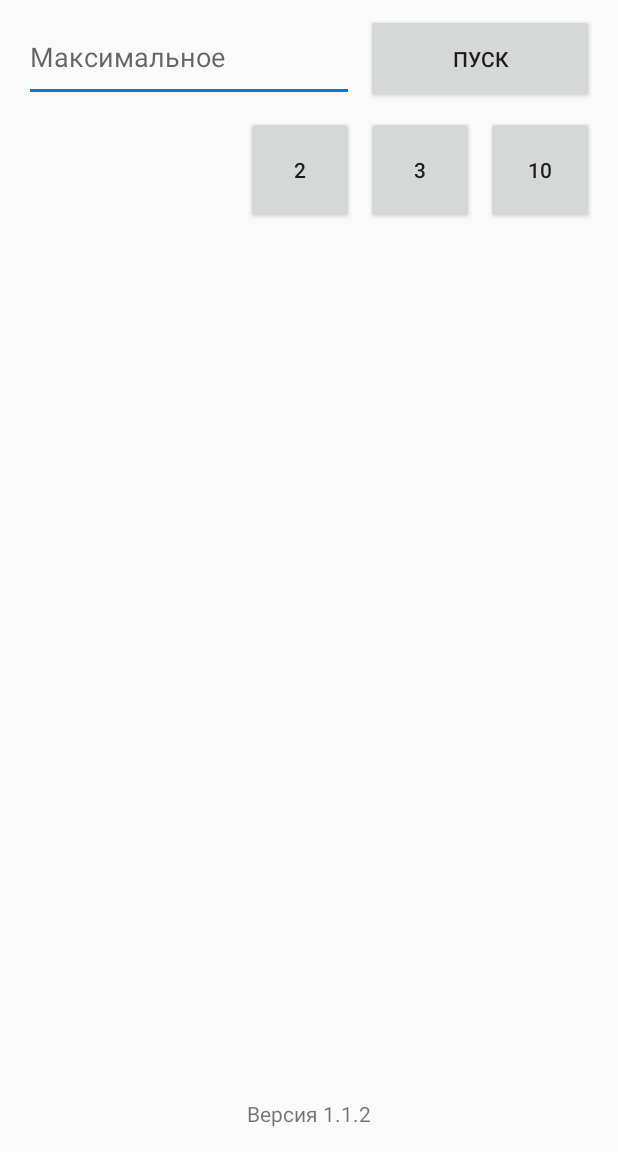
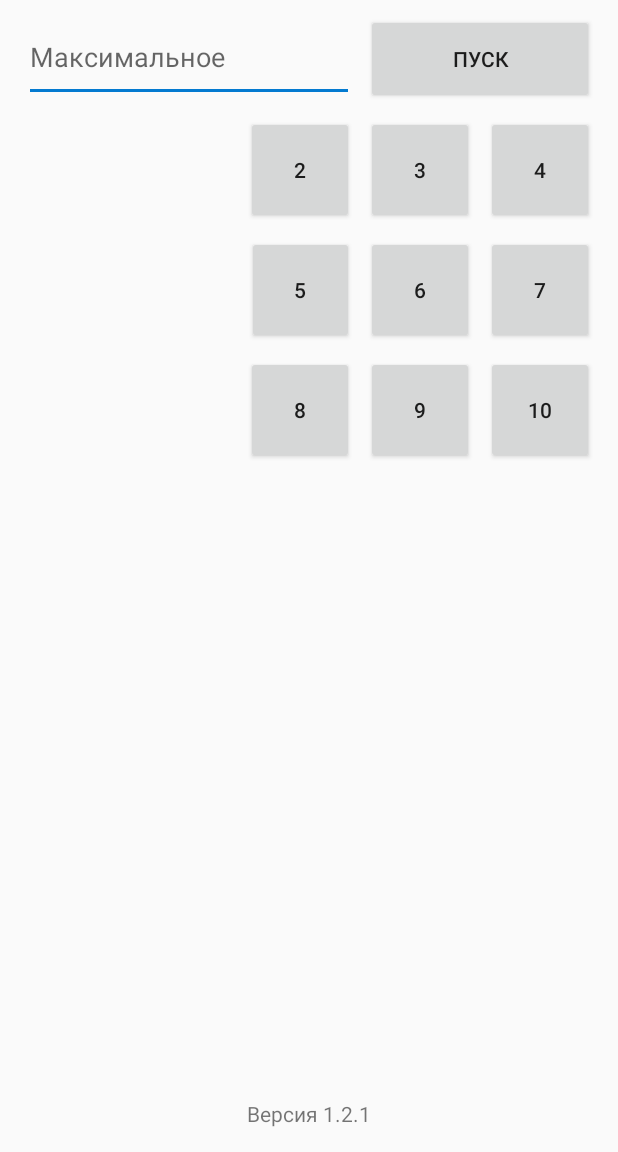
Before and after one commit to Kycko/kyckoRandomizer, an Android app: the screen it shows after launch (MainActivity), on a phone screen of 412 x 824 dp, the part 84-1236 px from its top. Run offline under Robolectric (Android 15) with nearby library versions, the phone set to English and light mode, and no system bars.

Commit message:
intRandomizer now contains all buttons from 2 to 10

```diff
--- a/app/src/main/java/com/github/kycko/kyckorandomizer/MainActivity.java
+++ b/app/src/main/java/com/github/kycko/kyckorandomizer/MainActivity.java
@@ -77,12 +77,8 @@ public class MainActivity extends AppCompatActivity {
                 Toast.LENGTH_SHORT
         ).show();
     }
-    public void button2Pressed (View view) {extractButtonText(R.id.button2);}
-    public void button3Pressed (View view) {extractButtonText(R.id.button3);}
-    public void button10Pressed(View view) {extractButtonText(R.id.button10);}
-
-    private void extractButtonText(int ID) {
-        final Button reqWidget = findViewById(ID);
+    public void NumButtonPressed (View view) {
+        final Button reqWidget = findViewById(view.getId());
         launchIntAndCubeRandomizer(reqWidget.getText().toString());
     }
 }
--- a/app/src/main/res/layout/activity_main.xml
+++ b/app/src/main/res/layout/activity_main.xml
@@ -36,35 +36,97 @@
         app:layout_constraintEnd_toEndOf="parent" />
 
     <Button
-        android:id="@+id/button10"
+        android:id="@+id/button2"
         android:layout_width="72dp"
         android:layout_height="72dp"
-        android:layout_marginEnd="16dp"
-        android:onClick="button10Pressed"
-        android:text="10"
-        app:layout_constraintBaseline_toBaselineOf="@+id/button3"
-        app:layout_constraintEnd_toEndOf="parent" />
+        android:layout_marginEnd="8dp"
+        android:layout_marginTop="8dp"
+        android:onClick="NumButtonPressed"
+        android:text="2"
+        app:layout_constraintEnd_toStartOf="@+id/button3"
+        app:layout_constraintTop_toBottomOf="@+id/button_get_from_input" />
 
     <Button
         android:id="@+id/button3"
         android:layout_width="72dp"
         android:layout_height="72dp"
         android:layout_marginEnd="8dp"
-        android:onClick="button3Pressed"
+        android:onClick="NumButtonPressed"
         android:text="3"
         app:layout_constraintBaseline_toBaselineOf="@+id/button2"
-        app:layout_constraintEnd_toStartOf="@+id/button10" />
+        app:layout_constraintEnd_toStartOf="@+id/button4" />
 
     <Button
-        android:id="@+id/button2"
+        android:id="@+id/button4"
+        android:layout_width="72dp"
+        android:layout_height="72dp"
+        android:layout_marginEnd="16dp"
+        android:onClick="NumButtonPressed"
+        android:text="4"
+        app:layout_constraintBaseline_toBaselineOf="@+id/button3"
+        app:layout_constraintEnd_toEndOf="parent" />
+
+    <Button
+        android:id="@+id/button5"
+        android:layout_width="71dp"
+        android:layout_height="72dp"
+        android:layout_marginEnd="8dp"
+        android:layout_marginTop="8dp"
+        android:onClick="NumButtonPressed"
+        android:text="5"
+        app:layout_constraintEnd_toStartOf="@+id/button6"
+        app:layout_constraintTop_toBottomOf="@+id/button3" />
+
+    <Button
+        android:id="@+id/button6"
+        android:layout_width="72dp"
+        android:layout_height="72dp"
+        android:layout_marginEnd="8dp"
+        android:onClick="NumButtonPressed"
+        android:text="6"
+        app:layout_constraintBaseline_toBaselineOf="@+id/button5"
+        app:layout_constraintEnd_toStartOf="@+id/button7" />
+
+    <Button
+        android:id="@+id/button7"
+        android:layout_width="72dp"
+        android:layout_height="72dp"
+        android:layout_marginEnd="16dp"
+        android:onClick="NumButtonPressed"
+        android:text="7"
+        app:layout_constraintBaseline_toBaselineOf="@+id/button6"
+        app:layout_constraintEnd_toEndOf="parent" />
+
+    <Button
+        android:id="@+id/button8"
         android:layout_width="72dp"
         android:layout_height="72dp"
         android:layout_marginEnd="8dp"
         android:layout_marginTop="8dp"
-        android:onClick="button2Pressed"
-        android:text="2"
-        app:layout_constraintEnd_toStartOf="@+id/button3"
-        app:layout_constraintTop_toBottomOf="@+id/button_get_from_input" />
+        android:onClick="NumButtonPressed"
+        android:text="8"
+        app:layout_constraintEnd_toStartOf="@+id/button9"
+        app:layout_constraintTop_toBottomOf="@+id/button6" />
+
+    <Button
+        android:id="@+id/button9"
+        android:layout_width="72dp"
+        android:layout_height="72dp"
+        android:layout_marginEnd="8dp"
+        android:onClick="NumButtonPressed"
+        android:text="9"
+        app:layout_constraintBaseline_toBaselineOf="@+id/button8"
+        app:layout_constraintEnd_toStartOf="@+id/button10" />
+
+    <Button
+        android:id="@+id/button10"
+        android:layout_width="72dp"
+        android:layout_height="72dp"
+        android:layout_marginEnd="16dp"
+        android:onClick="NumButtonPressed"
+        android:text="10"
+        app:layout_constraintBaseline_toBaselineOf="@+id/button9"
+        app:layout_constraintEnd_toEndOf="parent" />
 
     <TextView
         android:id="@+id/lbl_appversion"
--- a/app/src/main/res/values/strings.xml
+++ b/app/src/main/res/values/strings.xml
@@ -7,5 +7,5 @@
     <string name="int_randomizer_result_title">В диапазоне [1:%1$s]</string>
     <string name="go_back_text">Назад</string>
     <string name="title_diapasone">В диапазоне [1:%1$s]</string>
-    <string name="version_lbl">Версия 1.1.2</string>
+    <string name="version_lbl">Версия 1.2.1</string>
 </resources>
```
